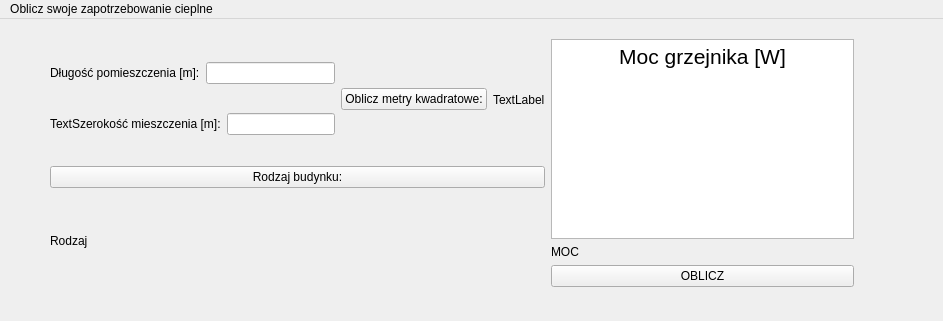
Qt form mainwindow.ui (student253885/KalkulatorGrzejniki) before a commit.
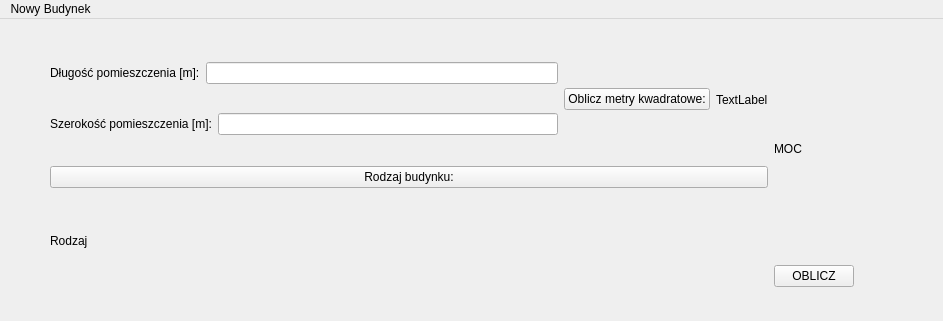
The same form after that commit. Icons and pictures are not drawn.

What changed in the file:
```diff
--- a/mainwindow.ui
+++ b/mainwindow.ui
@@ -53,7 +53,7 @@
              <item>
               <widget class="QLabel" name="label_3">
                <property name="text">
-                <string>TextSzerokość mieszczenia [m]:</string>
+                <string>Szerokość pomieszczenia [m]:</string>
                </property>
               </widget>
              </item>
@@ -106,17 +106,6 @@
      </item>
      <item>
       <layout class="QVBoxLayout" name="verticalLayout_2">
-       <item>
-        <widget class="QTextBrowser" name="textBrowser">
-         <property name="html">
-          <string>&lt;!DOCTYPE HTML PUBLIC &quot;-//W3C//DTD HTML 4.0//EN&quot; &quot;http://www.w3.org/TR/REC-html40/strict.dtd&quot;&gt;
-&lt;html&gt;&lt;head&gt;&lt;meta name=&quot;qrichtext&quot; content=&quot;1&quot; /&gt;&lt;style type=&quot;text/css&quot;&gt;
-p, li { white-space: pre-wrap; }
-&lt;/style&gt;&lt;/head&gt;&lt;body style=&quot; font-family:'MS Shell Dlg 2'; font-size:7.8pt; font-weight:400; font-style:normal;&quot;&gt;
-&lt;p align=&quot;center&quot; style=&quot; margin-top:0px; margin-bottom:0px; margin-left:0px; margin-right:0px; -qt-block-indent:0; text-indent:0px;&quot;&gt;&lt;span style=&quot; font-size:16pt;&quot;&gt;Moc grzejnika [W]&lt;/span&gt;&lt;/p&gt;&lt;/body&gt;&lt;/html&gt;</string>
-         </property>
-        </widget>
-       </item>
        <item>
         <widget class="QLabel" name="moc">
          <property name="text">
@@ -147,7 +136,7 @@
    </property>
    <widget class="QMenu" name="menuOblicz_swoje_zapotrzebowanie_cieplne">
     <property name="title">
-     <string>Oblicz swoje zapotrzebowanie cieplne</string>
+     <string>Nowy Budynek</string>
     </property>
     <addaction name="actionNew"/>
    </widget>
```
